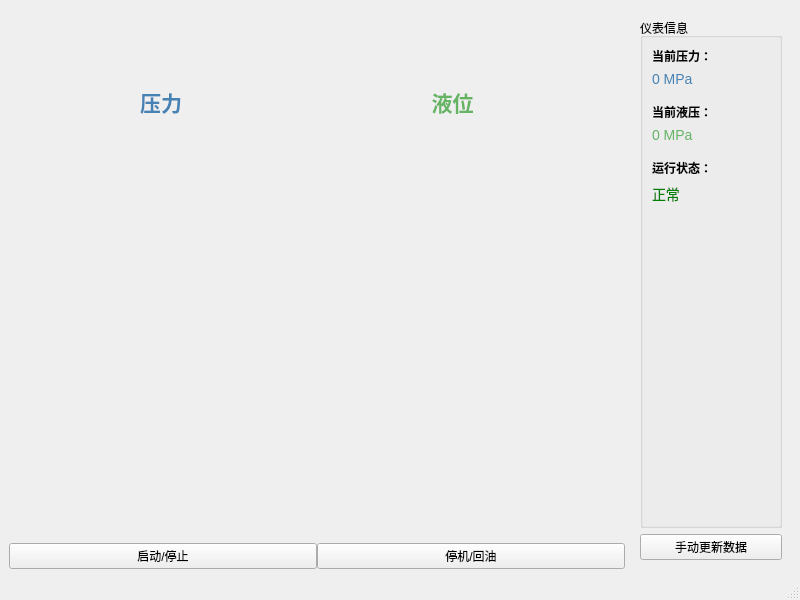
anzisheng/Dashboard, file mainwindow.ui: the form before one commit.
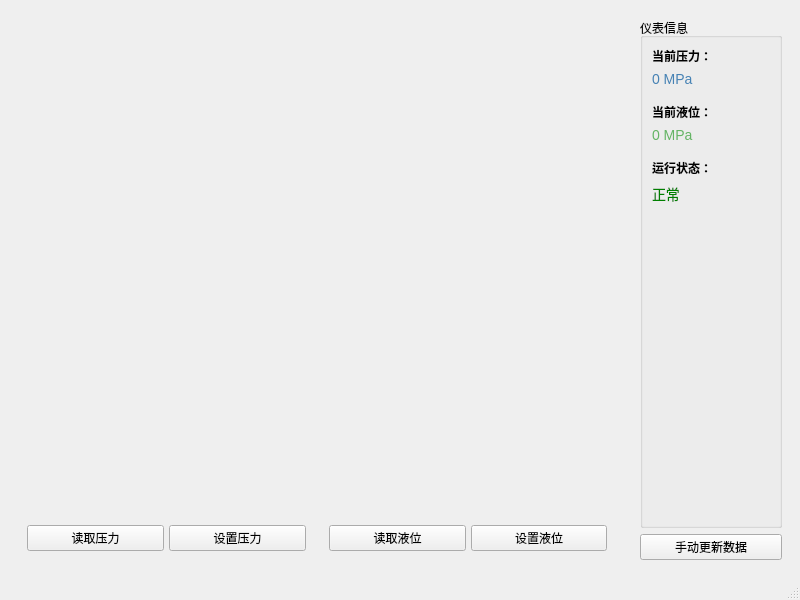
The form after the commit. Custom widgets are drawn as their Qt base class.

Patch:
```diff
--- a/mainwindow.ui
+++ b/mainwindow.ui
@@ -19,25 +19,18 @@
      <widget class="QWidget" name="leftWidget" native="true">
       <layout class="QVBoxLayout" name="verticalLayoutLeft">
        <property name="spacing">
-        <number>0</number>
+        <number>5</number>
        </property>
-       <property name="leftMargin">
-        <number>0</number>
-       </property>
-       <property name="topMargin">
-        <number>0</number>
-       </property>
-       <property name="rightMargin">
-        <number>0</number>
-       </property>
-       <property name="bottomMargin">
-        <number>0</number>
-       </property>
+       <!-- 仪表盘组（水平排列） -->
        <item>
-        <layout class="QHBoxLayout" name="titleLayout"/>
-       </item>
+        <layout class="QHBoxLayout" name="gaugesContainer">
+         <!-- 压力仪表盘组 -->
        <item>
-        <layout class="QHBoxLayout" name="gaugeLayout">
+          <widget class="QWidget" name="pressureGroup" native="true">
+           <layout class="QVBoxLayout" name="pressureGroupLayout">
+            <property name="spacing">
+             <number>5</number>
+            </property>
          <item>
           <widget class="GaugeWidget" name="gaugeSpeed" native="true">
            <property name="sizePolicy">
@@ -46,33 +39,36 @@
              <verstretch>0</verstretch>
             </sizepolicy>
            </property>
-           <widget class="QLabel" name="labelPressure">
-            <property name="geometry">
-             <rect>
-              <x>0</x>
-              <y>80</y>
-              <width>304</width>
-              <height>26</height>
-             </rect>
-            </property>
-            <property name="font">
-             <font>
-              <pointsize>16</pointsize>
-              <bold>true</bold>
-             </font>
-            </property>
-            <property name="styleSheet">
-             <string notr="true">color: #4682B4;</string>
-            </property>
+             </widget>
+            </item>
+            <item>
+             <layout class="QHBoxLayout" name="pressureButtonsLayout">
+              <item>
+               <widget class="QPushButton" name="readPressureButton">
+                <property name="text">
+                 <string>读取压力</string>
+                </property>
+               </widget>
+              </item>
+              <item>
+               <widget class="QPushButton" name="setPressureButton">
             <property name="text">
-             <string>压力</string>
-            </property>
-            <property name="alignment">
-             <set>Qt::AlignmentFlag::AlignCenter</set>
-            </property>
-           </widget>
+                 <string>设置压力</string>
+                </property>
+               </widget>
+              </item>
+             </layout>
+            </item>
+           </layout>
           </widget>
          </item>
+         <!-- 液位仪表盘组 -->
+         <item>
+          <widget class="QWidget" name="levelGroup" native="true">
+           <layout class="QVBoxLayout" name="levelGroupLayout">
+            <property name="spacing">
+             <number>5</number>
+            </property>
          <item>
           <widget class="GaugeWidget" name="gaugeRpm" native="true">
            <property name="sizePolicy">
@@ -81,48 +77,21 @@
              <verstretch>0</verstretch>
             </sizepolicy>
            </property>
-           <widget class="QLabel" name="labelHydraulic">
-            <property name="geometry">
-             <rect>
-              <x>-30</x>
-              <y>80</y>
-              <width>331</width>
-              <height>26</height>
-             </rect>
-            </property>
-            <property name="font">
-             <font>
-              <pointsize>16</pointsize>
-              <bold>true</bold>
-             </font>
-            </property>
-            <property name="styleSheet">
-             <string notr="true">color: #64B464;</string>
-            </property>
-            <property name="text">
-             <string>液位</string>
-            </property>
-            <property name="alignment">
-             <set>Qt::AlignmentFlag::AlignCenter</set>
-            </property>
-           </widget>
-          </widget>
-         </item>
-        </layout>
-       </item>
+             </widget>
+            </item>
        <item>
-        <layout class="QHBoxLayout" name="buttonLayout">
+             <layout class="QHBoxLayout" name="levelButtonsLayout">
          <item>
-          <widget class="QPushButton" name="startStopButton">
+               <widget class="QPushButton" name="readLevelButton">
            <property name="text">
-            <string>启动/停止</string>
+                 <string>读取液位</string>
            </property>
           </widget>
          </item>
          <item>
-          <widget class="QPushButton" name="stopCoastButton">
+               <widget class="QPushButton" name="setLevelButton">
            <property name="text">
-            <string>停机/回油</string>
+                 <string>设置液位</string>
            </property>
           </widget>
          </item>
@@ -131,6 +100,12 @@
       </layout>
      </widget>
     </item>
+        </layout>
+       </item>
+      </layout>
+     </widget>
+    </item>
+    <!-- 右侧区域保持不变 -->
     <item>
      <widget class="QWidget" name="rightWidget" native="true">
       <property name="minimumSize">
@@ -154,33 +129,34 @@
          <layout class="QVBoxLayout" name="verticalLayout_2">
           <item>
            <widget class="QLabel" name="labelSpeedTitle">
-            <property name="font">
-             <font>
-              <bold>true</bold>
-             </font>
-            </property>
             <property name="text">
              <string>当前压力：</string>
             </property>
+            <property name="font">
+             <font>
+              <weight>75</weight>
+              <bold>true</bold>
+             </font>
+            </property>
            </widget>
           </item>
           <item>
            <widget class="QLabel" name="speedValueLabel">
+            <property name="text">
+             <string>0 MPa</string>
+            </property>
             <property name="styleSheet">
              <string notr="true">font-size: 14px; color: #4682B4;</string>
             </property>
-            <property name="text">
-             <string>0 MPa</string>
-            </property>
            </widget>
           </item>
           <item>
            <spacer name="verticalSpacer_2">
             <property name="orientation">
-             <enum>Qt::Orientation::Vertical</enum>
+             <enum>Qt::Vertical</enum>
             </property>
             <property name="sizeType">
-             <enum>QSizePolicy::Policy::Fixed</enum>
+             <enum>QSizePolicy::Fixed</enum>
             </property>
             <property name="sizeHint" stdset="0">
              <size>
@@ -192,33 +168,34 @@
           </item>
           <item>
            <widget class="QLabel" name="labelRpmTitle">
+            <property name="text">
+             <string>当前液位：</string>
+            </property>
             <property name="font">
              <font>
+              <weight>75</weight>
               <bold>true</bold>
              </font>
             </property>
-            <property name="text">
-             <string>当前液压：</string>
-            </property>
            </widget>
           </item>
           <item>
            <widget class="QLabel" name="rpmValueLabel">
+            <property name="text">
+             <string>0 MPa</string>
+            </property>
             <property name="styleSheet">
              <string notr="true">font-size: 14px; color: #64B464;</string>
             </property>
-            <property name="text">
-             <string>0 MPa</string>
-            </property>
            </widget>
           </item>
           <item>
            <spacer name="verticalSpacer_3">
             <property name="orientation">
-             <enum>Qt::Orientation::Vertical</enum>
+             <enum>Qt::Vertical</enum>
             </property>
             <property name="sizeType">
-             <enum>QSizePolicy::Policy::Fixed</enum>
+             <enum>QSizePolicy::Fixed</enum>
             </property>
             <property name="sizeHint" stdset="0">
              <size>
@@ -230,30 +207,31 @@
           </item>
           <item>
            <widget class="QLabel" name="labelStatusTitle">
-            <property name="font">
-             <font>
-              <bold>true</bold>
-             </font>
-            </property>
             <property name="text">
              <string>运行状态：</string>
             </property>
+            <property name="font">
+             <font>
+              <weight>75</weight>
+              <bold>true</bold>
+             </font>
+            </property>
            </widget>
           </item>
           <item>
            <widget class="QLabel" name="statusLabel">
-            <property name="styleSheet">
-             <string notr="true">font-size: 14px; color: green;</string>
-            </property>
             <property name="text">
              <string>正常</string>
             </property>
+            <property name="styleSheet">
+             <string notr="true">font-size: 14px; color: green;</string>
+            </property>
            </widget>
           </item>
           <item>
            <spacer name="verticalSpacer">
             <property name="orientation">
-             <enum>Qt::Orientation::Vertical</enum>
+             <enum>Qt::Vertical</enum>
             </property>
             <property name="sizeHint" stdset="0">
              <size>
@@ -284,7 +262,7 @@
      <x>0</x>
      <y>0</y>
      <width>800</width>
-     <height>21</height>
+     <height>26</height>
     </rect>
    </property>
   </widget>
```
Lines whose indentation alone changed are shown as unchanged.
